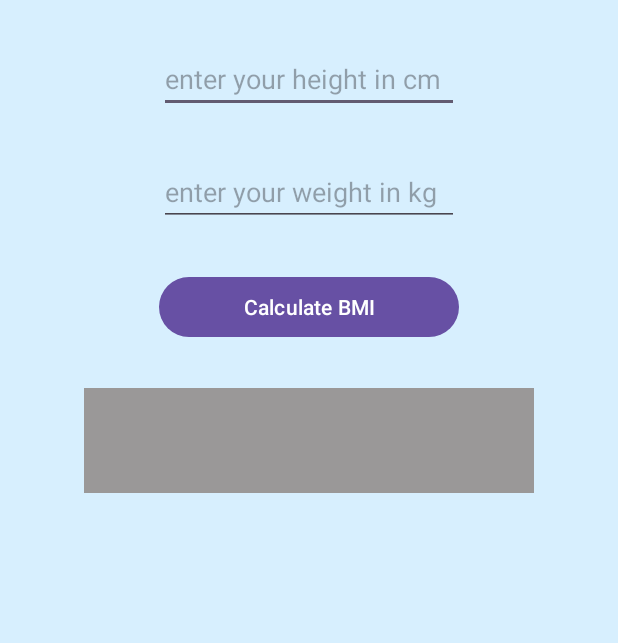
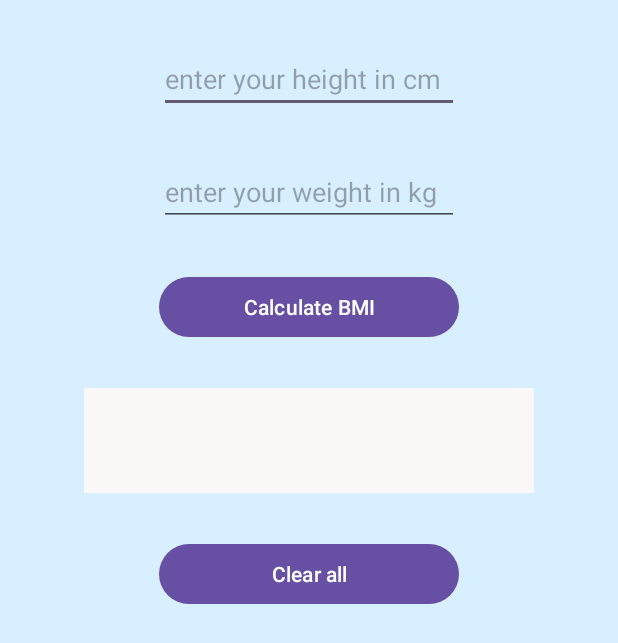
Before and after one commit to rutkowsm/bmi_calculator, an Android app: the screen it shows after launch (MainActivity), on a phone screen of 412 x 824 dp. Shown: the top 643 px of the screen. Run offline under Robolectric (Android 15) with nearby library versions, the phone set to English and light mode, and no system bars.

Commit message:
clear fields

```diff
--- a/app/src/main/java/com/example/bmi_calculator/MainActivity.java
+++ b/app/src/main/java/com/example/bmi_calculator/MainActivity.java
@@ -11,7 +11,7 @@ import android.widget.TextView;
 public class MainActivity extends AppCompatActivity {
 
     EditText input_height, input_weight;
-    Button button_ok;
+    Button button_ok, button_clear;
     TextView display_bmi;
     String userHeightTxt, userWeightTxt;
     float userHeight, userWeight, bmiIndex;
@@ -25,6 +25,7 @@ public class MainActivity extends AppCompatActivity {
         input_weight = findViewById(R.id.input_weight);
         input_height = findViewById(R.id.input_height);
         button_ok = findViewById(R.id.button_ok);
+        button_clear = findViewById(R.id.button_clear);
         display_bmi = findViewById(R.id.display_bmi);
 
         button_ok.setOnClickListener(new View.OnClickListener() {
@@ -50,5 +51,14 @@ public class MainActivity extends AppCompatActivity {
                 }
             }
         });
+
+        button_clear.setOnClickListener(new View.OnClickListener() {
+            @Override
+            public void onClick(View v) {
+                display_bmi.setText("");
+                input_height.setText("");
+                input_weight.setText("");
+            }
+        });
     }
 }
--- a/app/src/main/res/layout/activity_main.xml
+++ b/app/src/main/res/layout/activity_main.xml
@@ -41,8 +41,15 @@
         android:layout_width="300dp"
         android:layout_height="70dp"
         android:layout_marginTop="30dp"
-        android:background="#9A9898"
+        android:background="#FAF7F7"
         android:textAlignment="center"
         android:textSize="20sp" />
 
+    <Button
+        android:id="@+id/button_clear"
+        android:layout_width="200dp"
+        android:layout_height="wrap_content"
+        android:layout_marginTop="30dp"
+        android:text="Clear all" />
+
 </LinearLayout>
```
